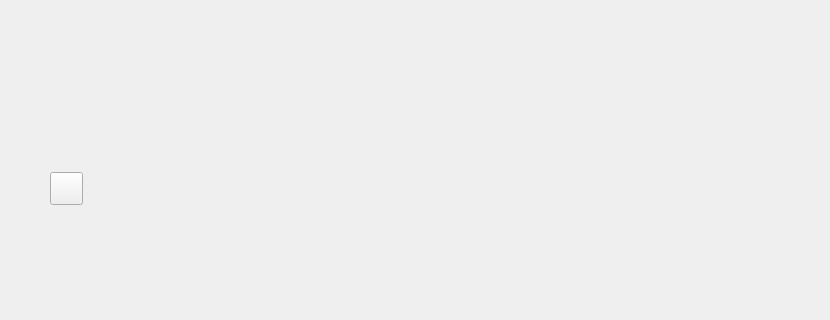
The window that GUI/GUI 11-4-2015 1115 am.ui (tmpope/qtSpriteEditor) describes before a commit, drawn with Qt 5; both pictures show x 0 to 830 and y 567 to 887 of the 1116 by 887 pixel window.
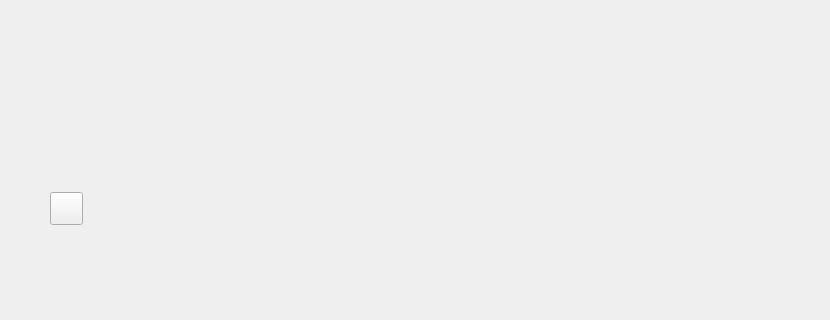
The same window after the commit. Icons and pictures are not drawn.

The edit to the form file:
```diff
--- a/GUI/GUI 11-4-2015 1115 am.ui
+++ b/GUI/GUI 11-4-2015 1115 am.ui
@@ -26,8 +26,8 @@
      <rect>
       <x>120</x>
       <y>30</y>
-      <width>600</width>
-      <height>600</height>
+      <width>640</width>
+      <height>640</height>
      </rect>
     </property>
    </widget>
@@ -102,7 +102,7 @@
     <property name="geometry">
      <rect>
       <x>120</x>
-      <y>670</y>
+      <y>690</y>
       <width>600</width>
       <height>120</height>
      </rect>
@@ -164,7 +164,7 @@
     <property name="geometry">
      <rect>
       <x>50</x>
-      <y>710</y>
+      <y>730</y>
       <width>33</width>
       <height>33</height>
      </rect>
@@ -212,7 +212,7 @@
    <widget class="QWidget" name="widget_4" native="true">
     <property name="geometry">
      <rect>
-      <x>760</x>
+      <x>780</x>
       <y>240</y>
       <width>321</width>
       <height>551</height>
```
Left out of the diff: 28 changed lines with no effect on the pictures.
